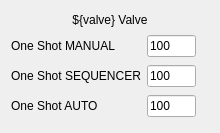
Old version of the form valveSettingTemplate.ui in the repository lisazacarias/cryoValveDisplay.
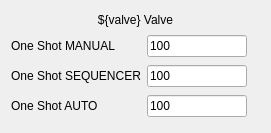
New version of the form. Custom widgets are drawn as their Qt base class.

Commit message: added scroll area to tab layout

The edit to the form file:
```diff
--- a/valveSettingTemplate.ui
+++ b/valveSettingTemplate.ui
@@ -6,7 +6,7 @@
    <rect>
     <x>0</x>
     <y>0</y>
-    <width>220</width>
+    <width>271</width>
     <height>133</height>
    </rect>
   </property>
```
Left out of the diff: 26 changed lines with no effect on the pictures. The commit also changes 1 other file.
